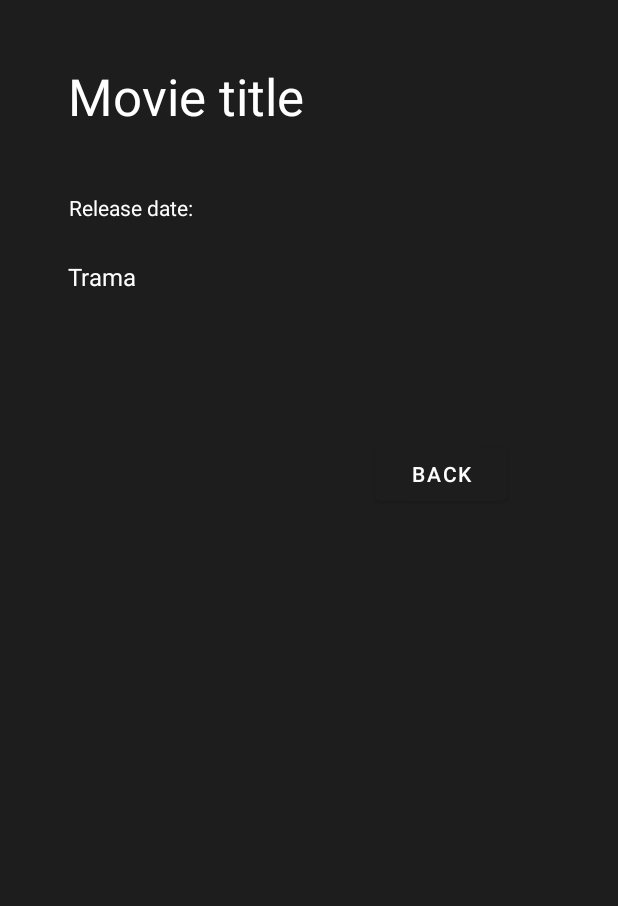
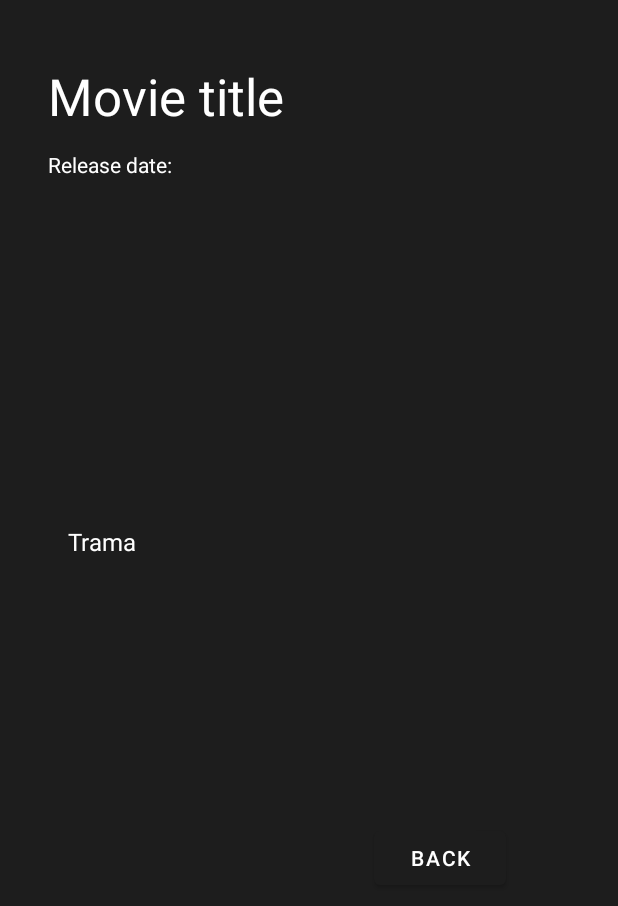
Before and after one commit to tiziana-t/MovieCatalog, an Android app: the layout activity_details.xml on its own in the app's theme, with its tools: preview values and no code run, on a phone screen of 412 x 824 dp. Shown: the top 906 px of the screen. Run offline under Robolectric (Android 15) with nearby library versions, the phone set to English and light mode, and no system bars; Roboto replaces fonts that are not available here.

Commit message:
graphic fixes

```diff
--- a/app/src/main/res/layout/activity_details.xml
+++ b/app/src/main/res/layout/activity_details.xml
@@ -9,11 +9,11 @@
 
     <TextView
         android:id="@+id/detail_title"
-        android:layout_width="219dp"
-        android:layout_height="38dp"
-        android:layout_marginStart="45dp"
+        android:layout_width="0dp"
+        android:layout_height="wrap_content"
+        android:layout_marginStart="32dp"
         android:layout_marginTop="41dp"
-        android:layout_marginEnd="308dp"
+        android:layout_marginEnd="16dp"
         android:layout_marginBottom="671dp"
         android:text="Movie title"
         android:textColor="@color/white"
@@ -30,47 +30,37 @@
         android:layout_width="292dp"
         android:layout_height="wrap_content"
         android:layout_marginStart="45dp"
-        android:layout_marginTop="54dp"
-        android:layout_marginEnd="74dp"
-        android:layout_marginBottom="500dp"
+        android:layout_marginEnd="45dp"
+        android:layout_marginBottom="452dp"
         android:text="Trama"
         android:textColor="@color/white"
         android:textSize="16sp"
         app:layout_constraintBottom_toBottomOf="parent"
         app:layout_constraintEnd_toEndOf="parent"
         app:layout_constraintHorizontal_bias="0.0"
-        app:layout_constraintStart_toStartOf="parent"
-        app:layout_constraintTop_toBottomOf="@+id/detail_title"
-        app:layout_constraintVertical_bias="0.236" />
+        app:layout_constraintStart_toStartOf="parent" />
 
     <Button
         android:id="@+id/back_button"
         android:layout_width="wrap_content"
         android:layout_height="wrap_content"
         android:layout_marginStart="249dp"
-        android:layout_marginTop="70dp"
         android:layout_marginEnd="74dp"
-        android:layout_marginBottom="458dp"
+        android:layout_marginBottom="228dp"
         android:text="Back"
         app:layout_constraintBottom_toBottomOf="parent"
         app:layout_constraintEnd_toEndOf="parent"
-        app:layout_constraintStart_toStartOf="parent"
-        app:layout_constraintTop_toBottomOf="@+id/detail_plot" />
+        app:layout_constraintHorizontal_bias="0.0"
+        app:layout_constraintStart_toStartOf="parent" />
 
     <TextView
         android:id="@+id/detail_release"
-        android:layout_width="88dp"
-        android:layout_height="wrap_content"
-        android:layout_marginStart="45dp"
-        android:layout_marginTop="10dp"
-        android:layout_marginEnd="278dp"
-        android:layout_marginBottom="25dp"
+        android:layout_width="wrap_content"
+        android:layout_height="19dp"
+        android:layout_marginStart="32dp"
+        android:layout_marginTop="13dp"
         android:text="Release date: "
         android:textColor="@color/white"
-        app:layout_constraintBottom_toTopOf="@+id/detail_plot"
-        app:layout_constraintEnd_toEndOf="parent"
-        app:layout_constraintHorizontal_bias="1.0"
         app:layout_constraintStart_toStartOf="parent"
-        app:layout_constraintTop_toBottomOf="@+id/detail_title"
-        app:layout_constraintVertical_bias="1.0" />
+        app:layout_constraintTop_toBottomOf="@+id/detail_title" />
 </androidx.constraintlayout.widget.ConstraintLayout>
--- a/app/src/main/res/layout/activity_main.xml
+++ b/app/src/main/res/layout/activity_main.xml
@@ -29,11 +29,11 @@
                 android:layout_height="wrap_content"
                 android:layout_marginStart="8dp"
                 android:layout_marginTop="16dp"
-                android:fontFamily="sans-serif"
-                android:text="Movie Catalog"
+                android:fontFamily="sans-serif-medium"
+                android:text="MOVIE CATALOG"
                 android:textColor="@color/white"
                 android:textSize="30sp"
-                android:textStyle="bold" />
+                android:textStyle="normal" />
 
             <androidx.cardview.widget.CardView
                 android:layout_width="match_parent"
@@ -59,9 +59,10 @@
                 android:layout_width="match_parent"
                 android:layout_height="wrap_content"
                 android:layout_marginStart="16dp"
-                android:layout_marginTop="8dp"
+                android:layout_marginTop="16dp"
                 android:text="Popular Movies"
-                android:textColor="@color/white" />
+                android:textColor="@color/white"
+                android:textSize="20sp" />
 
             <androidx.recyclerview.widget.RecyclerView
                 android:id="@+id/rv_movies_list"
```
